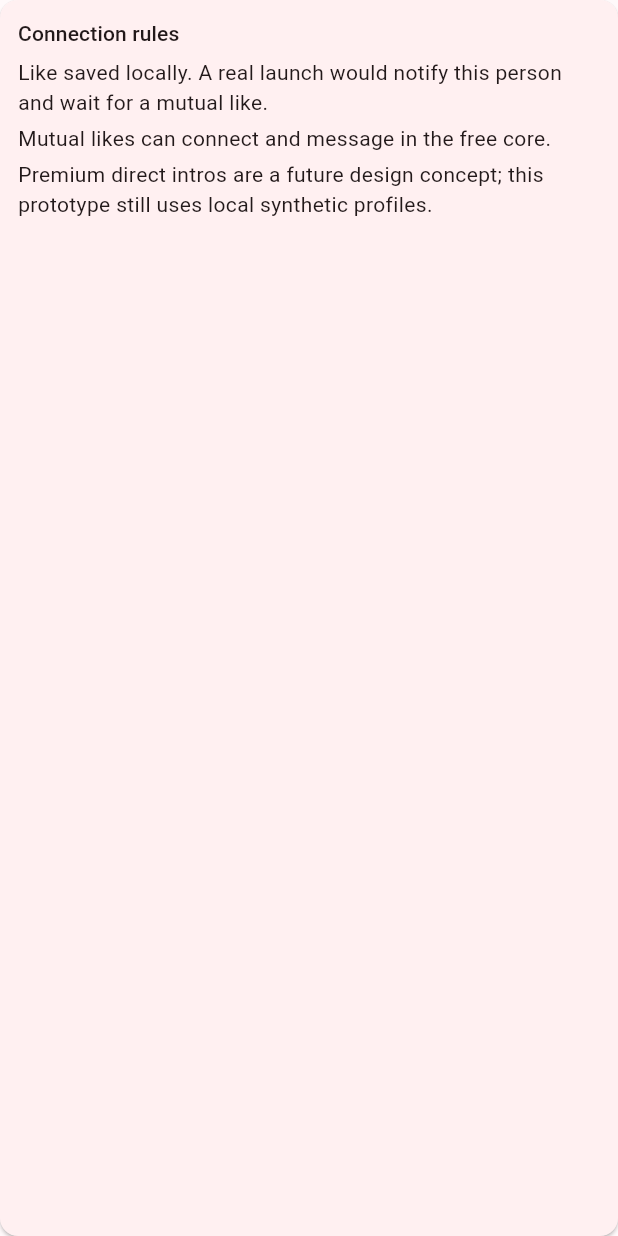
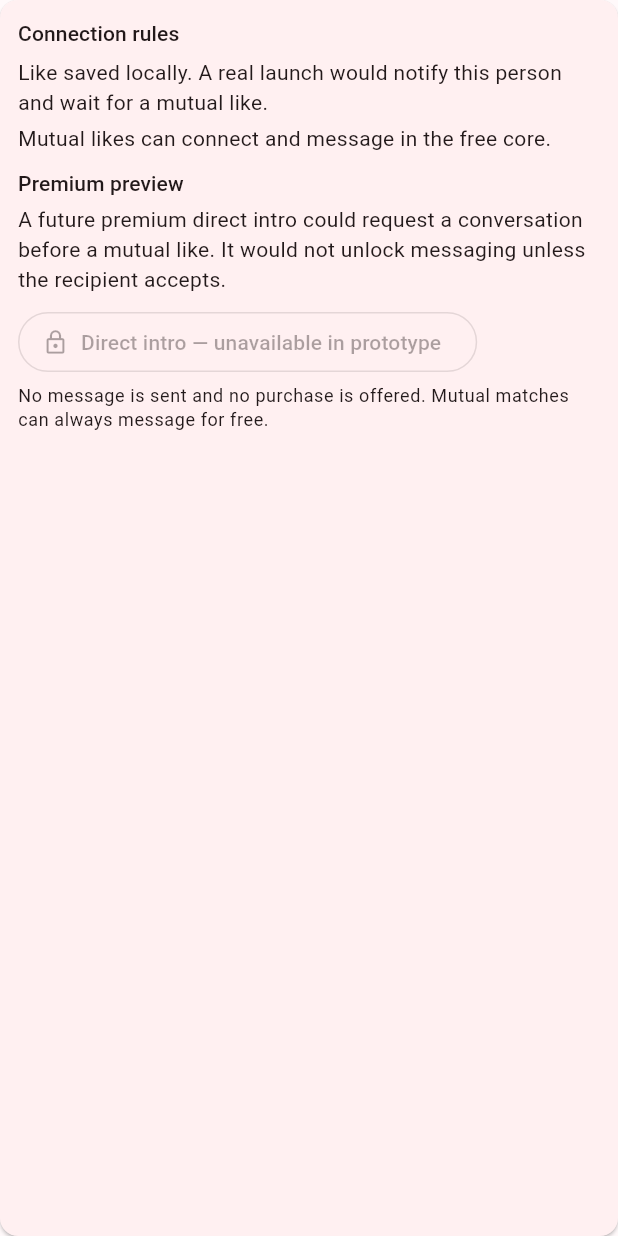
Before and after one commit to anilise09/vowra, a Flutter app: the _ConversationAccessPreview widget shown alone on an empty page, opened directly, on a phone screen of 412 x 824 dp. Run offline on Flutter 3.47's test engine with Material 3 defaults, Android fonts, the phone set to English and light mode, and no system bars; accounts and stored records are empty.

Commit message:
Add honest direct intro preview

```diff
--- a/lib/domain/conversation_access_policy.dart
+++ b/lib/domain/conversation_access_policy.dart
@@ -22,7 +22,7 @@ class ConversationAccessPolicy {
       return 'Mutual likes can connect and message in the free core.';
     }
     if (canUsePremiumDirectIntro) {
-      return 'Premium direct intros are a future design concept; this prototype still uses local synthetic profiles.';
+      return 'A future premium direct intro could request a conversation before a mutual like. It would not unlock messaging unless the recipient accepts.';
     }
     if (relationship == LikeRelationship.currentUserLiked) {
       return 'Like saved locally. A real launch would notify this person and wait for a mutual like.';
--- a/lib/features/discovery/discovery_deck.dart
+++ b/lib/features/discovery/discovery_deck.dart
@@ -597,8 +597,25 @@ class _ConversationAccessPreview extends StatelessWidget {
             Text(likedPolicy.prototypeSummary),
             const SizedBox(height: 4),
             Text(mutualPolicy.prototypeSummary),
+            const SizedBox(height: 10),
+            Text(
+              'Premium preview',
+              style: Theme.of(context).textTheme.labelLarge,
+            ),
             const SizedBox(height: 4),
             Text(premiumPolicy.prototypeSummary),
+            const SizedBox(height: 8),
+            OutlinedButton.icon(
+              key: const Key('direct-intro-preview'),
+              onPressed: null,
+              icon: const Icon(Icons.lock_outline),
+              label: const Text('Direct intro — unavailable in prototype'),
+            ),
+            const SizedBox(height: 4),
+            Text(
+              'No message is sent and no purchase is offered. Mutual matches can always message for free.',
+              style: Theme.of(context).textTheme.bodySmall,
+            ),
           ],
         ),
       ),
```
Also changed, not shown: 4 other files.
